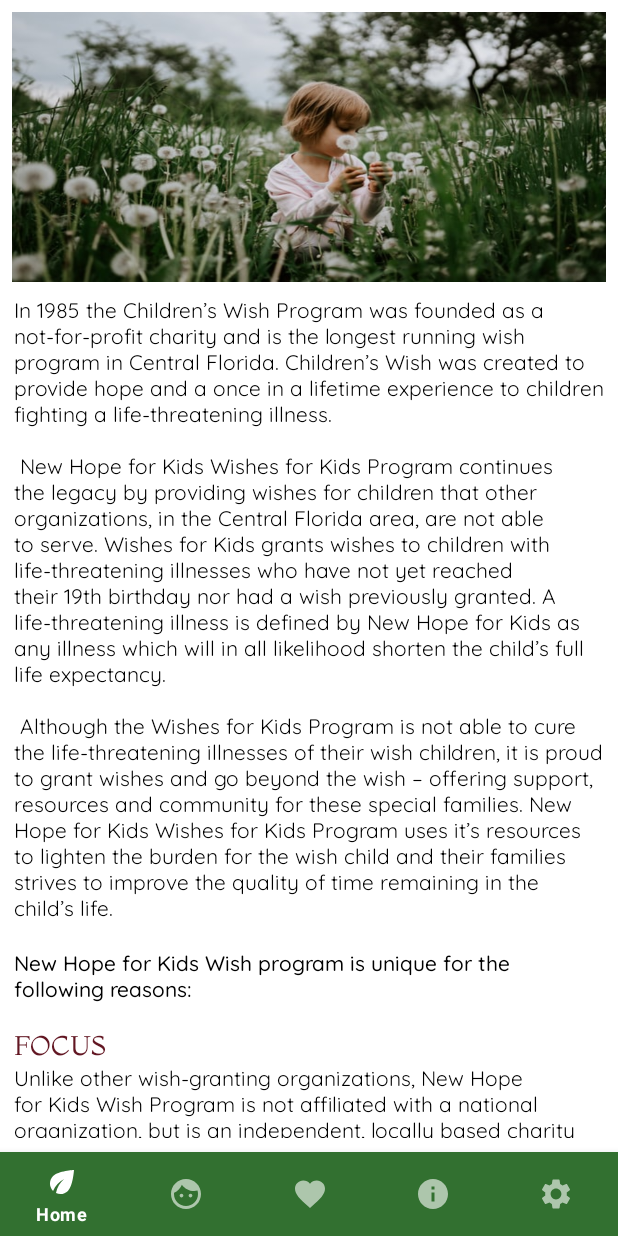
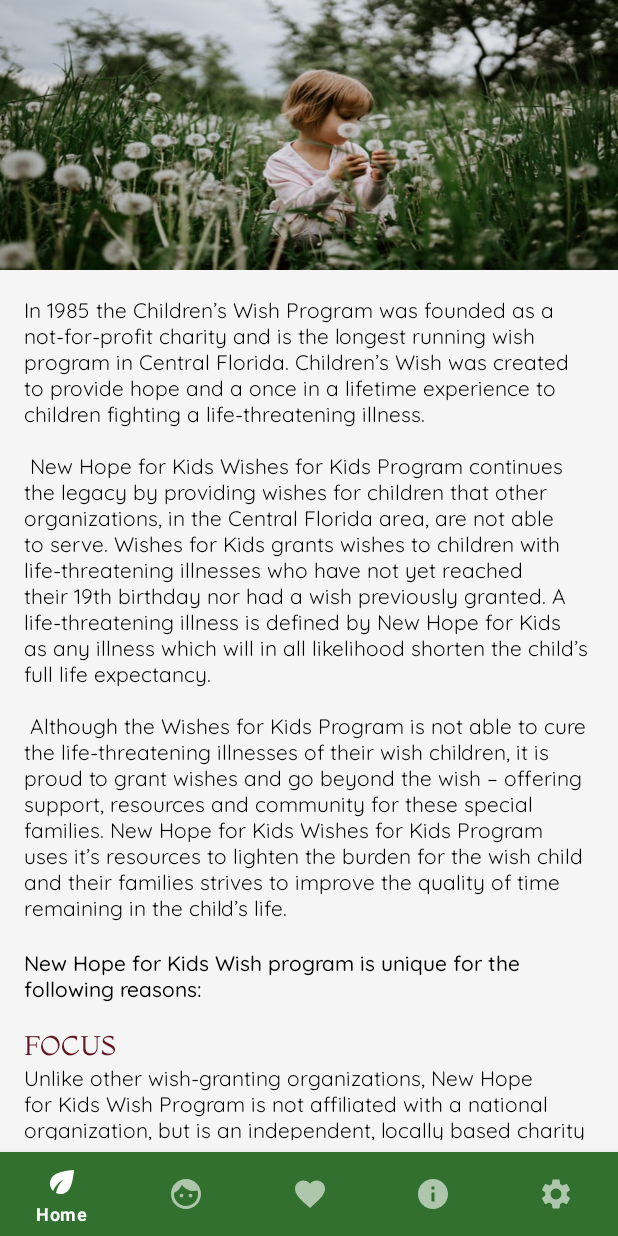
Before and after one commit to CLWork/WorkmanCiera_Project62009, an Android app: the fragment AboutWFKFragment placed in its activity, on a phone screen of 412 x 824 dp. Run offline under Robolectric (Android 15) with nearby library versions, the phone set to English and light mode, and no system bars; our stand-ins replace Firebase (no records; nobody signed in at launch, a user with empty details on screens opened directly).

Commit message:
UPDATE: Changed bg color.

```diff
--- a/WorkmanCiera_NewHope/app/src/main/java/com/example/workmanciera_newhope/activities/MainActivity.java
+++ b/WorkmanCiera_NewHope/app/src/main/java/com/example/workmanciera_newhope/activities/MainActivity.java
@@ -187,7 +187,7 @@
 
     }
 
-    //Pops fragments from backstack.
+    //Pops fragments from back stack.
     @Override
     public void onBackPressed() {
         super.onBackPressed();
--- a/WorkmanCiera_NewHope/app/src/main/java/com/example/workmanciera_newhope/fragments/AboutFragment.java
+++ b/WorkmanCiera_NewHope/app/src/main/java/com/example/workmanciera_newhope/fragments/AboutFragment.java
@@ -5,7 +5,6 @@
 
 import android.content.Context;
 import android.os.Bundle;
-import android.util.Log;
 import android.view.LayoutInflater;
 import android.view.View;
 import android.view.ViewGroup;
@@ -49,7 +48,7 @@
 
         TextView centerTV = getActivity().findViewById(R.id.cFGKLinkHeader);
         TextView wishTV = getActivity().findViewById(R.id.wFkLinkHeader);
-        TextView viewSponsorsTV = getActivity().findViewById(R.id.sponsorTV);
+        TextView viewSponsorsTV = getActivity().findViewById(R.id.linkToSponsorsTV);
 
             centerTV.setOnClickListener(this);
             wishTV.setOnClickListener(this);
@@ -76,7 +75,7 @@
             case R.id.wFkLinkHeader:
                 mListener.openWFKAbout();
                 break;
-            case R.id.sponsorTV:
+            case R.id.linkToSponsorsTV:
                 mListener.openSponsors();
                 break;
 
--- a/WorkmanCiera_NewHope/app/src/main/res/layout/center_grieving_about_layout.xml
+++ b/WorkmanCiera_NewHope/app/src/main/res/layout/center_grieving_about_layout.xml
@@ -4,7 +4,7 @@
     xmlns:tools="http://schemas.android.com/tools"
     android:layout_width="match_parent"
     android:layout_height="match_parent"
-    android:padding="8dp">
+    android:background="@color/bgColor">
 
     <ImageView
         android:id="@+id/artworkImgView"
@@ -18,6 +18,9 @@
     <androidx.core.widget.NestedScrollView
         android:layout_width="0dp"
         android:layout_height="0dp"
+        android:layout_marginStart="8dp"
+        android:layout_marginTop="8dp"
+        android:layout_marginEnd="8dp"
         app:layout_constraintBottom_toBottomOf="parent"
         app:layout_constraintEnd_toEndOf="parent"
         app:layout_constraintStart_toStartOf="parent"
--- a/WorkmanCiera_NewHope/app/src/main/res/layout/complete_sign_up_layout.xml
+++ /dev/null
@@ -1,6 +0,0 @@
-<?xml version="1.0" encoding="utf-8"?>
-<androidx.constraintlayout.widget.ConstraintLayout
-    xmlns:android="http://schemas.android.com/apk/res/android" android:layout_width="match_parent"
-    android:layout_height="match_parent">
-
-</androidx.constraintlayout.widget.ConstraintLayout>
--- a/WorkmanCiera_NewHope/app/src/main/res/layout/donation_buttons_layout.xml
+++ b/WorkmanCiera_NewHope/app/src/main/res/layout/donation_buttons_layout.xml
@@ -2,7 +2,8 @@
 <androidx.constraintlayout.widget.ConstraintLayout xmlns:android="http://schemas.android.com/apk/res/android"
     xmlns:app="http://schemas.android.com/apk/res-auto"
     android:layout_width="match_parent"
-    android:layout_height="match_parent">
+    android:layout_height="match_parent"
+    android:background="@color/bgColor">
 
     <ImageView
         android:id="@+id/santasBag"
--- a/WorkmanCiera_NewHope/app/src/main/res/layout/home_layout.xml
+++ b/WorkmanCiera_NewHope/app/src/main/res/layout/home_layout.xml
@@ -2,7 +2,8 @@
 <androidx.constraintlayout.widget.ConstraintLayout xmlns:android="http://schemas.android.com/apk/res/android"
     xmlns:app="http://schemas.android.com/apk/res-auto"
     android:layout_width="match_parent"
-    android:layout_height="match_parent">
+    android:layout_height="match_parent"
+    android:background="@color/bgColor">
 
     <ImageView
         android:id="@+id/hopeInfographicImgView"
--- a/WorkmanCiera_NewHope/app/src/main/res/layout/login_layout.xml
+++ b/WorkmanCiera_NewHope/app/src/main/res/layout/login_layout.xml
@@ -4,7 +4,8 @@
     xmlns:tools="http://schemas.android.com/tools"
     android:layout_width="match_parent"
     android:layout_height="match_parent"
-    android:padding="8dp">
+    android:padding="8dp"
+    android:background="@color/bgColor">
 
 
     <com.facebook.login.widget.LoginButton
--- a/WorkmanCiera_NewHope/app/src/main/res/layout/register_layout.xml
+++ b/WorkmanCiera_NewHope/app/src/main/res/layout/register_layout.xml
@@ -4,7 +4,8 @@
     xmlns:tools="http://schemas.android.com/tools"
     android:layout_width="match_parent"
     android:layout_height="match_parent"
-    android:padding="8dp">
+    android:padding="8dp"
+    android:background="@color/bgColor">
 
     <ImageView
         android:id="@+id/treeLogoIV"
--- a/WorkmanCiera_NewHope/app/src/main/res/layout/sponsor_layout.xml
+++ b/WorkmanCiera_NewHope/app/src/main/res/layout/sponsor_layout.xml
@@ -2,7 +2,8 @@
 <androidx.constraintlayout.widget.ConstraintLayout xmlns:android="http://schemas.android.com/apk/res/android"
     xmlns:app="http://schemas.android.com/apk/res-auto"
     android:layout_width="match_parent"
-    android:layout_height="match_parent">
+    android:layout_height="match_parent"
+    android:background="@color/bgColor">
 
     <androidx.recyclerview.widget.RecyclerView
         android:id="@+id/recyle_view"
--- a/WorkmanCiera_NewHope/app/src/main/res/layout/wishes_about_layout.xml
+++ b/WorkmanCiera_NewHope/app/src/main/res/layout/wishes_about_layout.xml
@@ -3,11 +3,11 @@
     xmlns:app="http://schemas.android.com/apk/res-auto"
     android:layout_width="match_parent"
     android:layout_height="match_parent"
-    android:padding="8dp">
+    android:background="@color/bgColor">
 
     <ImageView
         android:id="@+id/dandelionImgView"
-        android:layout_width="wrap_content"
+        android:layout_width="0dp"
         android:layout_height="180dp"
         android:scaleType="fitXY"
         app:layout_constraintEnd_toEndOf="parent"
@@ -20,11 +20,11 @@
         android:id="@+id/nestedScrollView"
         android:layout_width="0dp"
         android:layout_height="0dp"
-        android:layout_marginStart="1dp"
+        android:layout_marginStart="8dp"
         android:layout_marginTop="8dp"
-        android:layout_marginEnd="1dp"
-        android:layout_marginBottom="1dp"
+        android:layout_marginEnd="8dp"
         android:fillViewport="true"
+        android:padding="8dp"
         app:layout_constraintBottom_toBottomOf="parent"
         app:layout_constraintEnd_toEndOf="parent"
         app:layout_constraintStart_toStartOf="parent"
```
Also changed, not shown: WorkmanCiera_NewHope/app/src/main/res/layout/about_layout.xml (+6 -6 lines).
